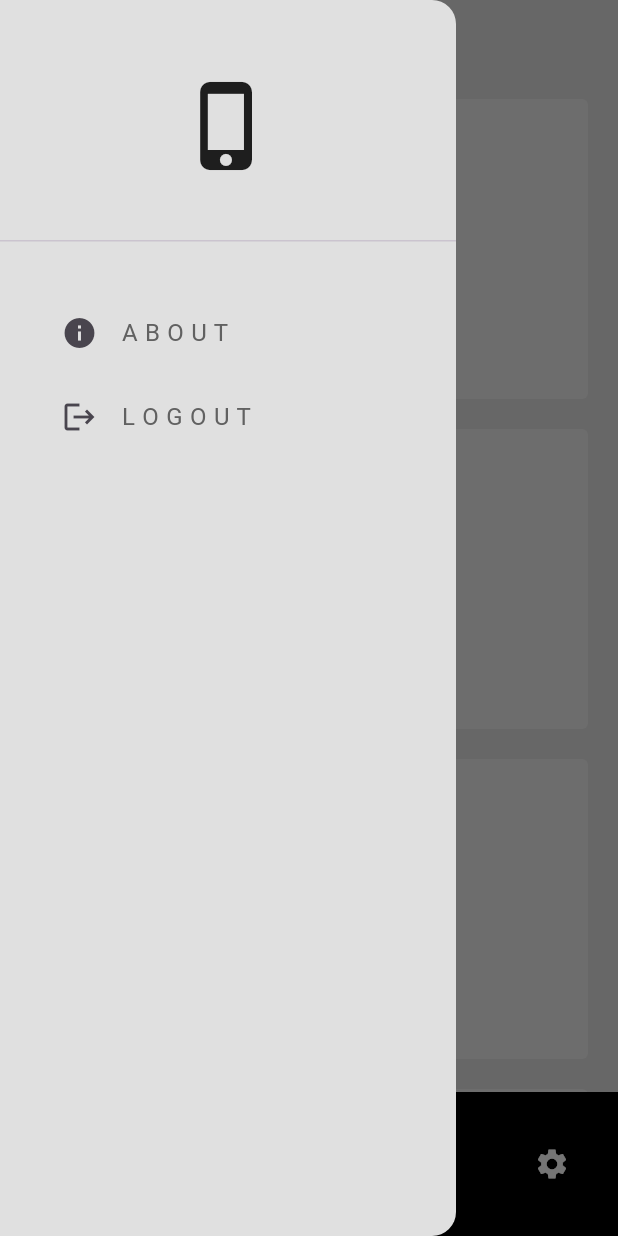
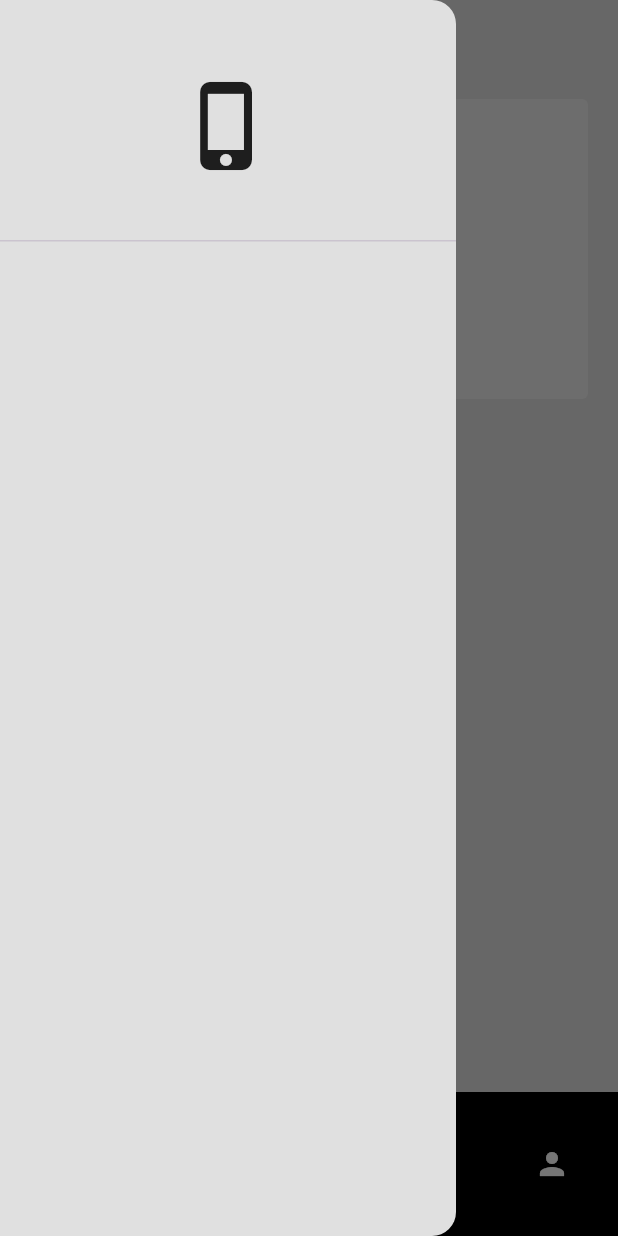
Before and after one commit to DorYanay/SoluTrain-Mobile-APP, a Flutter app: the screen it shows after launch, with the side drawer open, on a phone screen of 412 x 824 dp. Run offline on Flutter 3.47's test engine with Material 3 defaults, Android fonts, the phone set to English and light mode, and no system bars; drawn by our look-alikes of google_nav_bar.

Commit message:
update pages

```diff
--- a/mobile/lib/main.dart
+++ b/mobile/lib/main.dart
@@ -1,5 +1,5 @@
 import 'package:flutter/material.dart';
-import 'package:mobile/pages/theme/main_page.dart';
+import 'package:mobile/pages/main/main_page.dart';
 
 void main() {
   runApp(const MyApp());
--- /dev/null
+++ b/mobile/lib/pages/example_page/example_page.dart
@@ -0,0 +1,26 @@
+import 'package:flutter/material.dart';
+
+class ExamplePage extends StatelessWidget {
+  const ExamplePage({super.key});
+
+  @override
+  Widget build(BuildContext context) {
+    return Scaffold(
+      backgroundColor: Colors.transparent,
+      body: Padding(
+        padding: const EdgeInsets.symmetric(horizontal: 10.0),
+        child: ListView.builder(
+          itemCount: 1,
+          itemBuilder: (context, index) => Container(
+            height: 200,
+            margin: const EdgeInsets.all(10),
+            decoration: BoxDecoration(
+              borderRadius: BorderRadius.circular(4),
+              color: Colors.grey[200],
+            ),
+          ),
+        ),
+      ),
+    );
+  }
+}
--- /dev/null
+++ b/mobile/lib/pages/main/main_page.dart
@@ -0,0 +1,58 @@
+import 'package:flutter/material.dart';
+import 'package:mobile/widgets/bottom_nav_bar.dart';
+import 'package:mobile/widgets/app_drawer.dart';
+import 'package:mobile/pages/example_page/example_page.dart';
+
+class MainPage extends StatefulWidget {
+  const MainPage({super.key});
+
+  @override
+  State<MainPage> createState() => _MainPageState();
+}
+
+class _MainPageState extends State<MainPage> {
+  int _selectedIndex = 0;
+
+  void navigateBottomBar(int index) {
+    setState(() {
+      _selectedIndex = index;
+    });
+  }
+
+  // pages to display
+  final List<Widget> _pages = [
+    const ExamplePage(),
+    const ExamplePage(),
+    const ExamplePage(),
+    const ExamplePage(),
+  ];
+
+  @override
+  Widget build(BuildContext context) {
+    return Scaffold(
+      backgroundColor: Colors.grey[300],
+      appBar: AppBar(
+        elevation: 0,
+        backgroundColor: Colors.transparent,
+        leading: Builder(
+          builder: (context) => IconButton(
+            icon: Icon(
+              Icons.menu,
+              color: Colors.grey.shade800,
+            ),
+            onPressed: () => Scaffold.of(context).openDrawer(),
+          ),
+        ),
+        title: Text(
+          'SoluTrain',
+          style: TextStyle(color: Colors.grey.shade800),
+        ),
+      ),
+      drawer: const AppDrawer(),
+      body: _pages[_selectedIndex],
+      bottomNavigationBar: BottomNavBar(
+        onTabChange: (index) => navigateBottomBar(index),
+      ),
+    );
+  }
+}
--- /dev/null
+++ b/mobile/lib/widgets/app_drawer.dart
@@ -0,0 +1,43 @@
+import 'package:flutter/material.dart';
+
+class AppDrawer extends StatelessWidget {
+  const AppDrawer({super.key});
+
+  // method to log user out
+  void logUserOut(BuildContext context) {
+    // pop drawer
+    Navigator.pop(context);
+    // pop app
+    Navigator.pop(context);
+
+    // go back to login page
+    // Navigator.push(
+    //   context,
+    //   MaterialPageRoute(
+    //     builder: (context) => LoginPage(),
+    //   ),
+    // );
+  }
+
+  @override
+  Widget build(BuildContext context) {
+    return Drawer(
+      backgroundColor: Colors.grey[300],
+      child: Column(
+        children: [
+          // Drawer header
+          const DrawerHeader(
+            child: Center(
+              child: Icon(
+                Icons.phone_iphone_rounded,
+                size: 64,
+              ),
+            ),
+          ),
+
+          const SizedBox(height: 25),
+        ],
+      ),
+    );
+  }
+}
--- /dev/null
+++ b/mobile/lib/widgets/bottom_nav_bar.dart
@@ -0,0 +1,41 @@
+import 'package:flutter/material.dart';
+import 'package:google_nav_bar/google_nav_bar.dart';
+
+class BottomNavBar extends StatelessWidget {
+  void Function(int)? onTabChange;
+  BottomNavBar({super.key, required this.onTabChange});
+
+  @override
+  Widget build(BuildContext context) {
+    return Container(
+      color: Colors.black,
+      padding: const EdgeInsets.symmetric(horizontal: 16, vertical: 20),
+      child: GNav(
+        color: Colors.white,
+        activeColor: Colors.white,
+        tabBackgroundColor: Colors.grey.shade800,
+        padding: const EdgeInsets.all(16),
+        gap: 8,
+        onTabChange: (value) => onTabChange!(value),
+        tabs: const [
+          GButton(
+            icon: Icons.home,
+            text: 'Search',
+          ),
+          GButton(
+            icon: Icons.groups,
+            text: 'My Groups',
+          ),
+          GButton(
+            icon: Icons.access_alarm,
+            text: 'My Meetings',
+          ),
+          GButton(
+            icon: Icons.person,
+            text: 'Profile',
+          ),
+        ],
+      ),
+    );
+  }
+}
```
